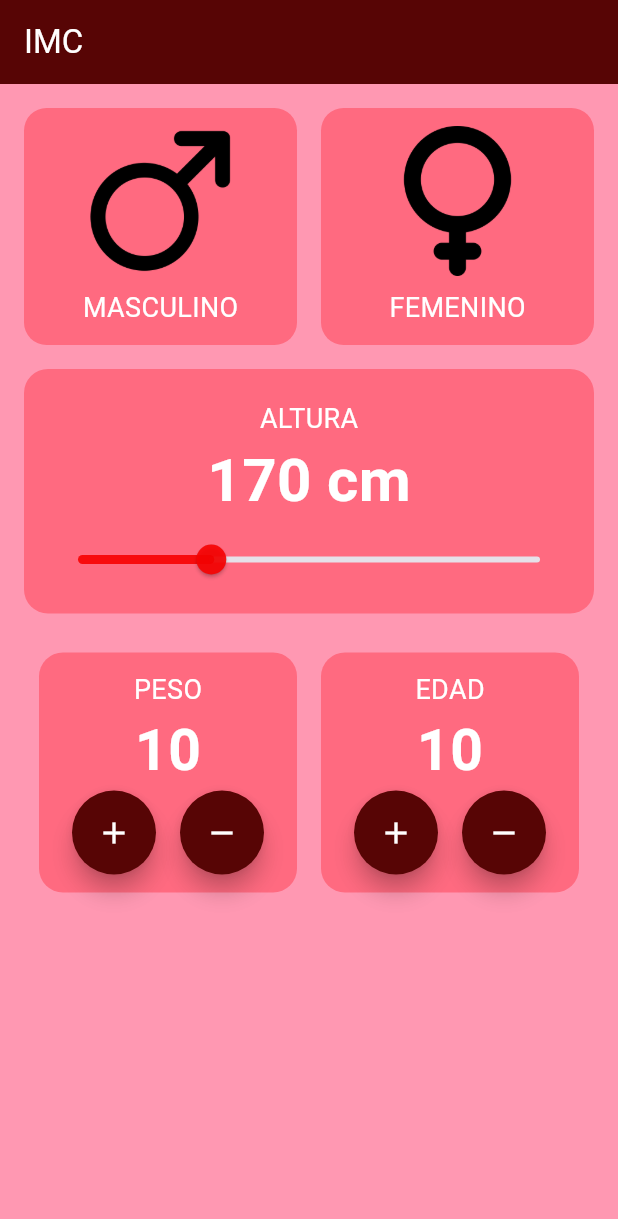
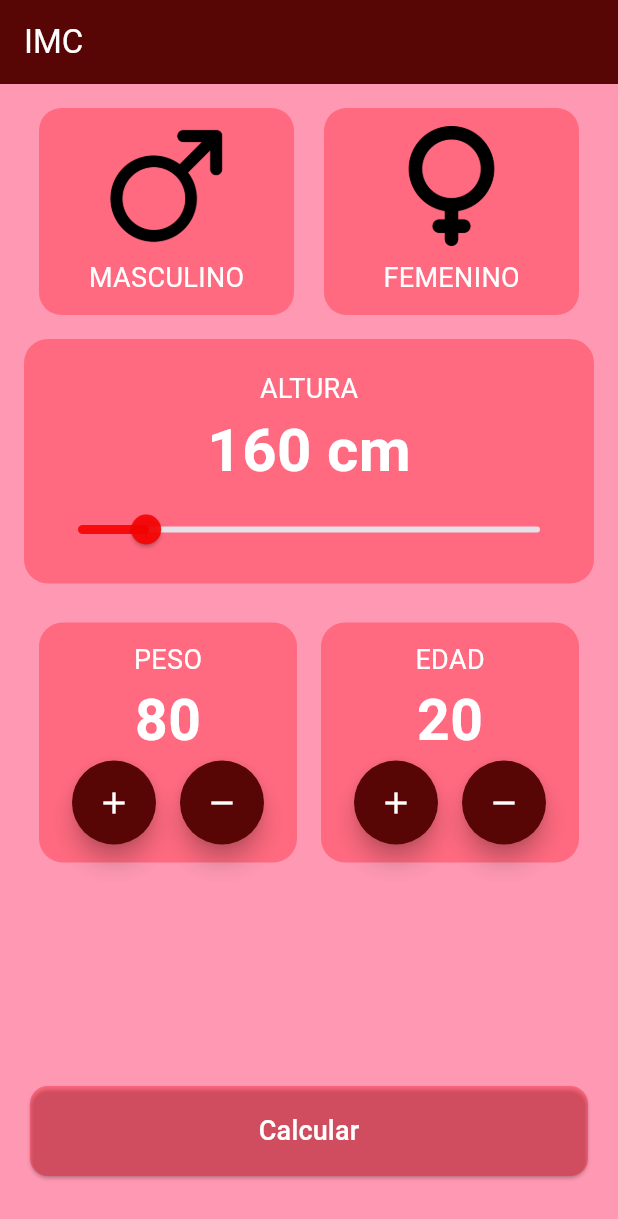
Before and after one commit to Grupo4XD/imc, a Flutter app: the screen it shows after launch, on a phone screen of 412 x 824 dp. Shown: the top 1219 px of the screen. Run offline on Flutter 3.47's test engine with Material 3 defaults, Android fonts, the phone set to English and light mode, and no system bars.

Commit message:
Mi commit ant

```diff
--- a/lib/components/gender_selector.dart
+++ b/lib/components/gender_selector.dart
@@ -27,7 +27,7 @@ class _GenderSelectorState extends State<GenderSelector> {
               });
             },
             child: Padding(
-              padding: const EdgeInsets.only(left: 16,bottom:16,top: 16, right: 8),
+              padding: const EdgeInsets.only(left: 26,bottom:16,top: 16, right: 10),
               child: Container(
                 decoration: BoxDecoration(
                   color: selectedGender == "Masculino" ?
@@ -40,7 +40,7 @@ class _GenderSelectorState extends State<GenderSelector> {
                   padding: const EdgeInsets.all(12),
                   child: Column(
                     children: [
-                      Image.asset("assets/imagenes/male.png", height: 100),
+                      Image.asset("assets/imagenes/male.png", height: 80),
                       SizedBox(height: 8,),
                       Text(
                         "Masculino".toUpperCase(),
@@ -62,7 +62,7 @@ class _GenderSelectorState extends State<GenderSelector> {
               });
             },
             child: Padding(
-              padding: const EdgeInsets.only(top: 16,bottom: 16,right: 16,left: 8),
+              padding: const EdgeInsets.only(top: 16,bottom: 16,right: 26,left: 10),
               child: Container(
                 decoration: BoxDecoration(
                   color: selectedGender =="Femenino" ?
@@ -77,7 +77,7 @@ class _GenderSelectorState extends State<GenderSelector> {
                       padding: const EdgeInsets.all(12),
                       child: Column(
                         children: [
-                          Image.asset("assets/imagenes/female.png", height: 100),
+                          Image.asset("assets/imagenes/female.png", height: 80),
                           SizedBox(height: 8,),
                           Text(
                             "Femenino".toUpperCase(),
--- a/lib/components/height_selector.dart
+++ b/lib/components/height_selector.dart
@@ -3,7 +3,11 @@ import 'package:imc_calculadora/core/app_colors.dart';
 import 'package:imc_calculadora/core/text_styles.dart';
 
 class HeightSelector extends StatefulWidget {
-  const HeightSelector({super.key});
+  final double selectedHeight;
+  //Definimos funciones si un widget devuelve un valor y queremos llamar al padre
+  final Function(double) onHeightChange;
+
+  const HeightSelector({super.key,required this.selectedHeight,required this.onHeightChange});
 
   @override
   State<HeightSelector> createState() => _HeightSelectorState();
@@ -11,7 +15,6 @@ class HeightSelector extends StatefulWidget {
 
 class _HeightSelectorState extends State<HeightSelector> {
 
-  double height = 170;
   @override
   Widget build(BuildContext context) {
     return Padding(
@@ -29,21 +32,19 @@ class _HeightSelectorState extends State<HeightSelector> {
                 padding: const EdgeInsets.only(top:8),
                 child: Text("ALTURA",style: TextStyles.bodyText),
               ),
-              Text("${height.toStringAsFixed(0)} cm",style: TextStyle(
+              Text("${widget.selectedHeight.toStringAsFixed(0)} cm",style: TextStyle(
                 color: Colors.white,
                 fontSize: 40,
                 fontWeight: FontWeight.bold,
               ),),
               //Slider es una barra de estado, onchanged su value es el valor que devuelve la funcion
-              Slider(value: height, onChanged: (medicion){
-                setState(() {
-                   height = medicion;
-                });
+              Slider(value: widget.selectedHeight, onChanged: (medicion){
+                widget.onHeightChange(medicion);
                //Cantidad minima y maxima y las divisones son el rango entre el minimoy maximo para que vaya de uno en uno
                //El activeColor es para la barra
                //Label se ve cuando movemos la barra
               },min: 150,max: 220,divisions: 70,
-              label: "${height.toStringAsFixed(0)}",
+              label: "${widget.selectedHeight.toStringAsFixed(0)}",
               activeColor: AppColors.accent,)
             ],
           ),
--- a/lib/components/number_selector.dart
+++ b/lib/components/number_selector.dart
@@ -4,10 +4,12 @@ import 'package:imc_calculadora/core/text_styles.dart';
 
 class NumberSelector extends StatefulWidget {
   final String title;
+  final int value;
   final Function() onIncrement;
+  final Function() onDecrement;
 
   //Se recibimos arguments lo ponemos despues del padre para que guarde su valor
-  const NumberSelector({super.key, required this.title, required this.onIncrement});
+  const NumberSelector({super.key, required this.title,required this.value, required this.onIncrement, required this.onDecrement});
 
   @override
   State<NumberSelector> createState() => _NumberSelectorState();
@@ -28,17 +30,20 @@ class _NumberSelectorState extends State<NumberSelector> {
             //Con la clase widget. podemos llamar a los atributos de la clase
             Text(widget.title, style: TextStyles.bodyText,
             ),
-            Text("10",style: TextStyles.numberText,),
+            Text(widget.value.toString(),style: TextStyles.numberText,),
             Row(
               //Para usar el mainaxis, entonces debemos hacer que cada contenedor ocupe todo el espcio puede ser con expanded
               mainAxisAlignment: MainAxisAlignment.center,
               children: [
                 //shape: Recibe un tipo de borde para los botones
                 FloatingActionButton(
+                  //Cada bton o los floating tiene un herotag que identifica a las pantallas
+                  heroTag: null,
                   onPressed: () {
                     //Por lo general el setstate se pónecuando se interactua con un boton
                     widget.onIncrement();
                   },
+                  //Hace que el boton se de forma circular
                   shape: CircleBorder(),
                   backgroundColor: AppColors.primary,
                   child: Icon(Icons.add, color: Colors.white),
@@ -46,7 +51,10 @@ class _NumberSelectorState extends State<NumberSelector> {
                 //Importante sized box es como un widget vacio
                 SizedBox(width: 16),
                 FloatingActionButton(
-                  onPressed: () {},
+                  heroTag: null,
+                  onPressed: () {
+                    widget.onDecrement();
+                  },
                   shape: CircleBorder(),
                   backgroundColor: AppColors.primary,
                   child: Icon(Icons.remove, color: Colors.white),
--- a/lib/main.dart
+++ b/lib/main.dart
@@ -13,7 +13,7 @@ class MainApp extends StatelessWidget {
   Widget build(BuildContext context) {
     return MaterialApp(
       home: Scaffold(
-        appBar: AppBar(title: Text("IMC ",),
+        appBar: AppBar(title: Text("IMC",),
         backgroundColor: AppColors.primary,
         foregroundColor: Colors.white,
         ),
--- a/lib/screens/imc_home-screen.dart
+++ b/lib/screens/imc_home-screen.dart
@@ -5,6 +5,9 @@ import 'package:flutter/material.dart';
 import 'package:imc_calculadora/components/gender_selector.dart';
 import 'package:imc_calculadora/components/height_selector.dart';
 import 'package:imc_calculadora/components/number_selector.dart';
+import 'package:imc_calculadora/core/app_colors.dart';
+import 'package:imc_calculadora/core/text_styles.dart';
+import 'package:imc_calculadora/screens/imc_result_screen.dart';
 
 class ImcHomeScreen extends StatefulWidget {
   const ImcHomeScreen({super.key});
@@ -16,13 +19,23 @@ class ImcHomeScreen extends StatefulWidget {
 class _ImcHomeScreen extends State<ImcHomeScreen> {
   int SelectedAge = 20;
   int SelectedWeight = 80;
+  double selectedHeight = 160;
 
   @override
   Widget build(BuildContext context) {
     return Column(
       children: [
         GenderSelector(),
-        HeightSelector(),
+        //() -> Se pone asi si no recibmos ningun valor pero si devuelve un valor entonces ponemos la variable donde queremos que se guarde y poder usarla
+        //Se pone dentro d
+        HeightSelector(
+          selectedHeight: selectedHeight,
+          onHeightChange: (newHeight) {
+            setState(() {
+              selectedHeight = newHeight;
+            });
+          },
+        ),
         Padding(
           padding: EdgeInsets.all(26.0),
           child: Row(
@@ -31,14 +44,75 @@ class _ImcHomeScreen extends State<ImcHomeScreen> {
               Expanded(
                 child: NumberSelector(
                   title: "PESO",
-                  onIncrement: (){
-                    SelectedWeight++;
-                  }
+                  value: SelectedWeight,
+                  //Cada vez que se toque el boton del hijo llama a la funcion y hace que se incremente para alterar el estado de este padreo
+                  onIncrement: () {
+                    setState(() {
+                      SelectedWeight++;
+                    });
+                  },
+                  onDecrement: () {
+                    setState(() {
+                      SelectedWeight--;
+                    });
+                  },
                 ),
               ),
               SizedBox(width: 16),
-              Expanded(child: NumberSelector(title: "EDAD",onIncrement: (){},)),
+              Expanded(
+                child: NumberSelector(
+                  title: "EDAD",
+                  value: SelectedAge,
+                  onIncrement: () {
+                    setState(() {
+                      SelectedAge++;
+                    });
+                  },
+                  onDecrement: () {
+                    setState(() {
+                      SelectedAge--;
+                    });
+                  },
+                ),
+              ),
             ],
+          ),
+        ),
+        Spacer(),
+        Padding(
+          padding: const EdgeInsets.only(bottom: 40, left: 20, right: 20),
+          child: SizedBox(
+            width: double.infinity,
+            height: 60,
+            child: ElevatedButton(
+              onPressed: () {
+                //Decimos al navegador que redirija a otra ruta, el cotexto que todos loswidgets lo nesesitan
+                Navigator.push(
+                  //El contexttienen todos los widgets
+                  context,
+                  //El materialpageroute es un braper que simplifica la navegacion
+                  MaterialPageRoute(
+                    builder: (context) => ImcResultScreen(
+                      height: selectedHeight,
+                      weight: SelectedWeight,
+                    ),
+                  ),
+                );
+              },
+              style: ButtonStyle(
+                //Shape : Forma oisea dentro van las formas de un widget
+                //El widgetstatepropertyall, define la forma de un widget sin importar el estado en el que estee, ya sea clicekado o over, etc
+                shape: WidgetStatePropertyAll(
+                  RoundedRectangleBorder(
+                    borderRadius: BorderRadius.circular(12),
+                  ),
+                ),
+                backgroundColor: WidgetStateProperty.all(
+                  AppColors.backgroundComponent,
+                ),
+              ),
+              child: Text("Calcular", style: TextStyles.bodyText),
+            ),
           ),
         ),
       ],
```
Also changed, not shown: lib/screens/imc_result_screen.dart (added, +89 -0 lines).
